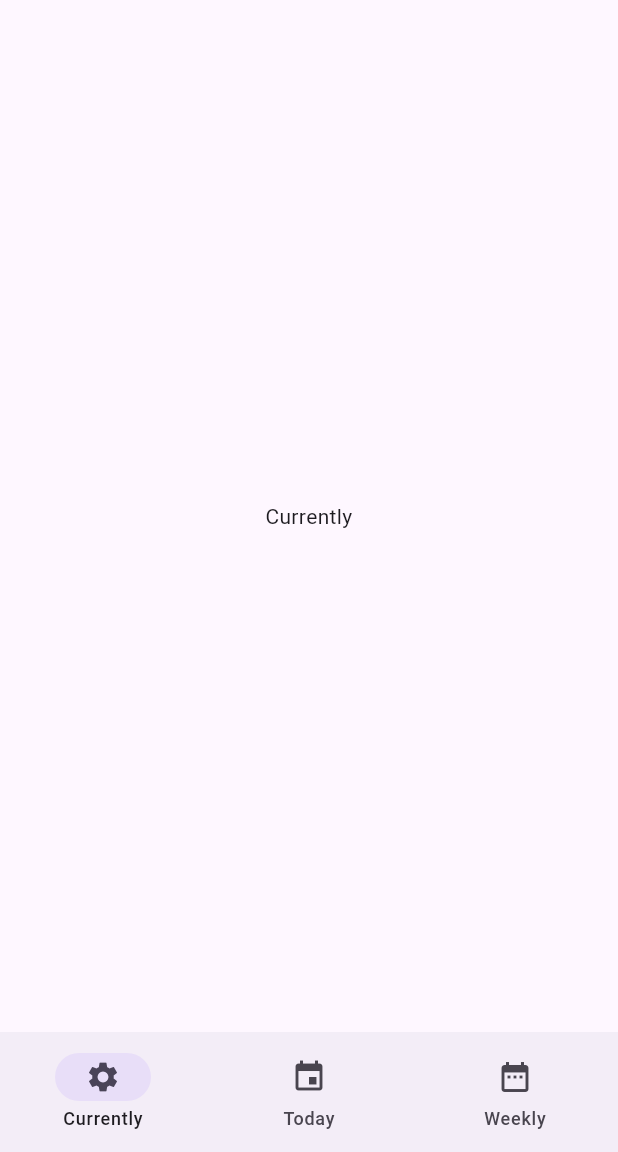
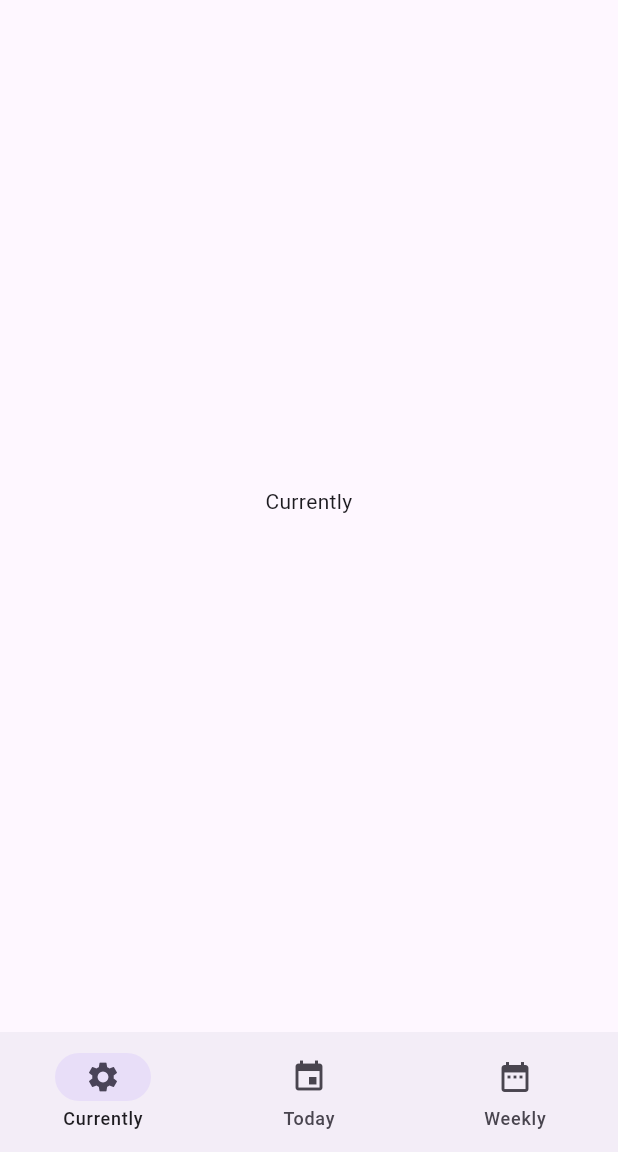
Before and after one commit to harinez2/42_Mobile_Piscine, a Flutter app: the screen it shows after launch, on a phone screen of 412 x 824 dp, the part 84-1236 px from its top. Run offline on Flutter 3.47's test engine with Material 3 defaults, Android fonts, the phone set to English and light mode, and no system bars; our stand-ins replace geolocator.

Commit message:
adjusted layout

```diff
--- a/Module02/ex02/weather_app_v2_proj/lib/screens/currently.dart
+++ b/Module02/ex02/weather_app_v2_proj/lib/screens/currently.dart
@@ -23,7 +23,7 @@ class CurrentlyTabState extends State<CurrentlyTab> {
           widget.errorText ??
               (widget.geoData['name'] != null
                   ? 'Currently\n${widget.geoData['name']}'
-                  : 'Currently'),
+                  : 'Currently\n'),
           textAlign: TextAlign.center,
           style: widget.errorText == null
               ? null
```
